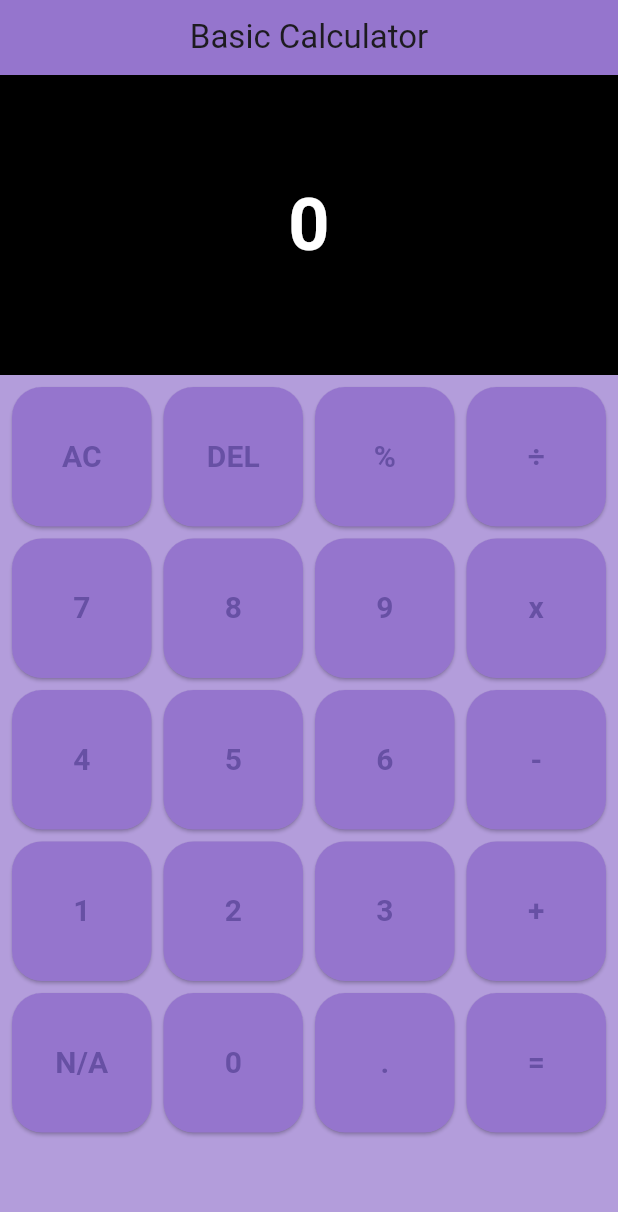
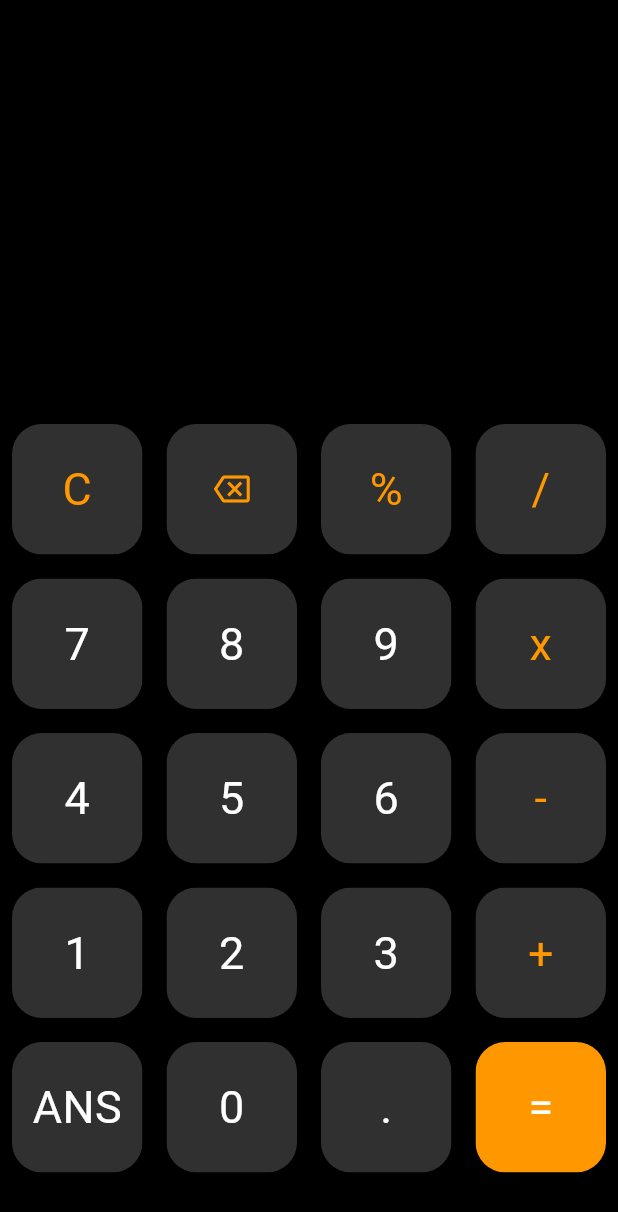
Before and after one commit to xSStephen/calculator, a Flutter app: the screen it shows after launch, on a phone screen of 412 x 824 dp. Shown: the top 1212 px of the screen. Run offline on Flutter 3.47's test engine with Material 3 defaults, Android fonts, the phone set to English and light mode, and no system bars.

Commit message:
update UI

```diff
--- /dev/null
+++ b/lib/modules/buttons.dart
@@ -0,0 +1,40 @@
+import 'package:flutter/material.dart';
+
+class MyButton extends StatelessWidget {
+  const MyButton({
+    super.key,
+    required this.buttonText,
+    required this.color,
+    required this.textColor,
+    this.icon,
+  });
+
+  final dynamic color;
+  final dynamic textColor;
+  final String buttonText;
+  final IconData? icon;
+
+  @override
+  Widget build(BuildContext context) {
+    return Padding(
+      padding: const EdgeInsets.all(8.0),
+      child: ClipRRect(
+        borderRadius: BorderRadius.circular(20),
+        child: Container(
+          color: color,
+          child: Center(
+            child: icon != null
+                ? Icon(
+                    icon,
+                    color: textColor,
+                  )
+                : Text(
+                    buttonText,
+                    style: TextStyle(color: textColor, fontSize: 30),
+                  ),
+          ),
+        ),
+      ),
+    );
+  }
+}
--- a/lib/pages/basic_calculator.dart
+++ b/lib/pages/basic_calculator.dart
@@ -1,3 +1,4 @@
+import 'package:calculator/modules/buttons.dart';
 import 'package:flutter/material.dart';
 
 // This page will manage the Basic Calculator UI and functionality
@@ -11,138 +12,94 @@ class BasicCalculator extends StatefulWidget {
 }
 
 class _BasicCalculatorState extends State<BasicCalculator> {
-  // store the displayed value
-  String displayText = "0";
-
-  // store the numbers and operator
-  double? firstNumber;
-  String? operator;
-
-  // list of buttons for the calculator
-  final List<String> buttonLabels = [
-    "AC",
-    "DEL",
-    "%",
-    "÷",
-    "7",
-    "8",
-    "9",
-    "x",
-    "4",
-    "5",
-    "6",
-    "-",
-    "1",
-    "2",
-    "3",
-    "+",
-    "N/A",
-    "0",
-    ".",
-    "="
+  // A list of buttons to be displayed on the calculator
+  final List<String> buttons = [
+    'C',
+    'icon_del',
+    '%',
+    '/',
+    '7',
+    '8',
+    '9',
+    'x',
+    '4',
+    '5',
+    '6',
+    '-',
+    '1',
+    '2',
+    '3',
+    '+',
+    'ANS',
+    '0',
+    '.',
+    '=',
   ];
-
-  // method to handle button press
-  void onButtonPressed(String label) {
-    setState(() {
-      if (label == "AC") {
-        // Clear everything
-        displayText = "0";
-        firstNumber = null;
-        operator = null;
-      } else if (label == "DEL") {
-        // Remove the last character
-        displayText = displayText.length > 1
-            ? displayText.substring(0, displayText.length - 1)
-            : "0";
-      } else if (label == "+" || label == "-" || label == "x" || label == "÷") {
-        // Store the first number and the operator
-        firstNumber = double.tryParse(displayText);
-        operator = label;
-        displayText = "0";
-      } else if (label == "=") {
-        // Perform the calculation
-        if (firstNumber != null && operator != null) {
-          double secondNumber = double.tryParse(displayText) ?? 0;
-          if (operator == "+") {
-            displayText = (firstNumber! + secondNumber).toString();
-          } else if (operator == "-") {
-            displayText = (firstNumber! - secondNumber).toString();
-          } else if (operator == "x") {
-            displayText = (firstNumber! * secondNumber).toString();
-          } else if (operator == "÷") {
-            displayText = secondNumber != 0
-                ? (firstNumber! / secondNumber).toString()
-                : "Error"; // Handle division by zero
-          }
-          firstNumber = null; // Reset after calculation
-          operator = null;
-        }
-      } else {
-        // Append the label to the display text
-        if (displayText == "0") {
-          displayText = label;
-        } else {
-          displayText += label;
-        }
-      }
-    });
-  }
 
   @override
   Widget build(BuildContext context) {
     return Scaffold(
-      appBar: AppBar(
-        title: const Text("Basic Calculator"),
-        centerTitle: true,
-        backgroundColor: Colors.deepPurple[300],
-        toolbarHeight: 50,
-      ),
-      backgroundColor: Colors.deepPurple[200],
+      backgroundColor: Colors.black,
       body: Column(
         children: [
-          Container(
-            height: 200,
-            width: double.infinity,
-            color: Colors.black,
-            alignment: Alignment.center,
-            child: Text(
-              displayText,
-              style: const TextStyle(
-                fontSize: 48,
-                color: Colors.white,
-                fontWeight: FontWeight.bold,
+          Expanded(child: Container()),
+          Expanded(
+            flex: 2,
+            child: GridView.builder(
+              gridDelegate: const SliverGridDelegateWithFixedCrossAxisCount(
+                crossAxisCount: 4, // Number of columns in the grid
               ),
+              itemCount: buttons.length, // Total number of items in the grid
+              itemBuilder: (BuildContext context, int index) {
+                return buttons[index] == 'icon_del'
+                    ? MyButton(
+                        icon:
+                            Icons.backspace_outlined, // Use the backspace icon
+                        color: Colors.grey[850],
+                        textColor: Colors.orange,
+                        buttonText: buttons[index],
+                      )
+                    : MyButton(
+                        buttonText: buttons[index],
+                        color: buttons[index] == '='
+                            ? Colors.orange
+                            : isOperator(buttons[index])
+                                ? Colors.grey[850]
+                                : Colors.grey[850],
+                        textColor: isOperator(buttons[index])
+                            ? Colors.orange
+                            : Colors.white,
+                      );
+              },
             ),
-          ),
-          Expanded(
-              child: Padding(
-            padding: const EdgeInsets.all(8.0),
-            child: GridView.builder(
-                gridDelegate: const SliverGridDelegateWithFixedCrossAxisCount(
-                    crossAxisCount: 4, crossAxisSpacing: 8, mainAxisSpacing: 8),
-                itemCount: 20,
-                itemBuilder: (context, index) {
-                  final label = buttonLabels[index];
-                  return ElevatedButton(
-                      onPressed: () {
-                        // handle button press
-                        onButtonPressed(label);
-                      },
-                      style: ElevatedButton.styleFrom(
-                          backgroundColor: Colors.deepPurple[300],
-                          shape: RoundedRectangleBorder(
-                            borderRadius: BorderRadius.circular(20),
-                          )),
-                      child: Text(
-                        label,
-                        style: const TextStyle(
-                            fontSize: 20, fontWeight: FontWeight.bold),
-                      ));
-                }),
-          ))
+          )
         ],
       ),
     );
   }
+
+  bool isOperator(String x) {
+    // Check if the button text is an operator
+    if (x == '+' ||
+        x == '-' ||
+        x == '*' ||
+        x == '/' ||
+        x == '%' ||
+        x == 'DEL' ||
+        x == 'C' ||
+        x == 'x') {
+      return true;
+    } else {
+      return false;
+    }
+  }
+
+  bool isEqual(String x) {
+    // Check if the button text is equal to '='
+    if (x == '=') {
+      return true;
+    } else {
+      return false;
+    }
+  }
 }
```
